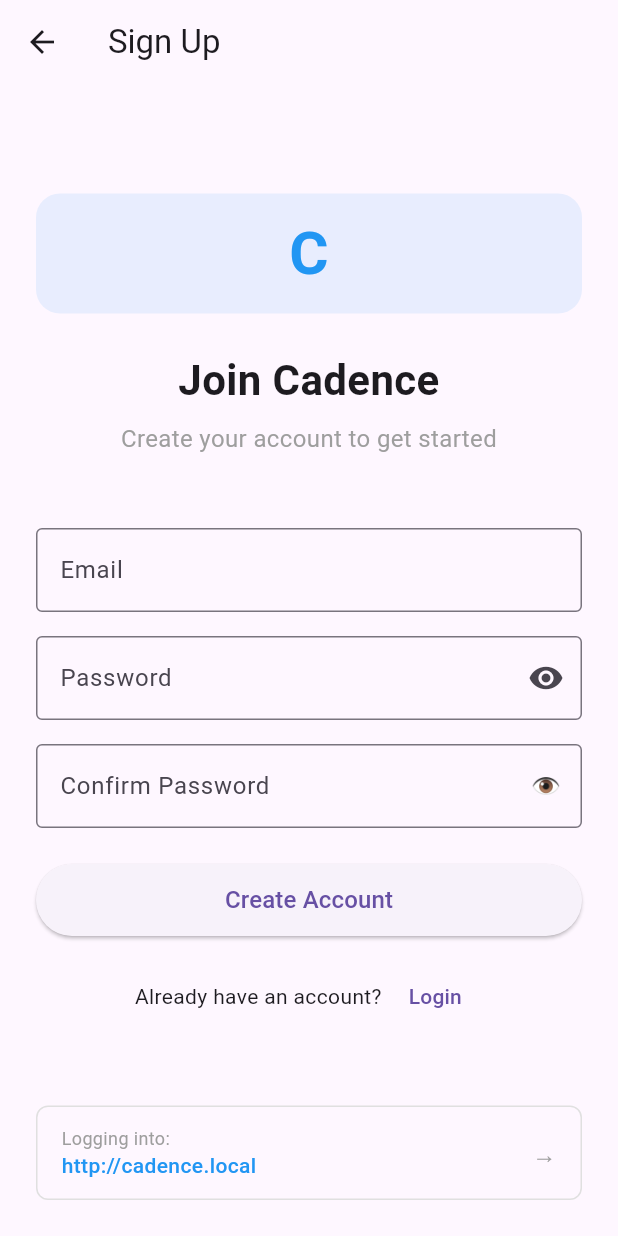
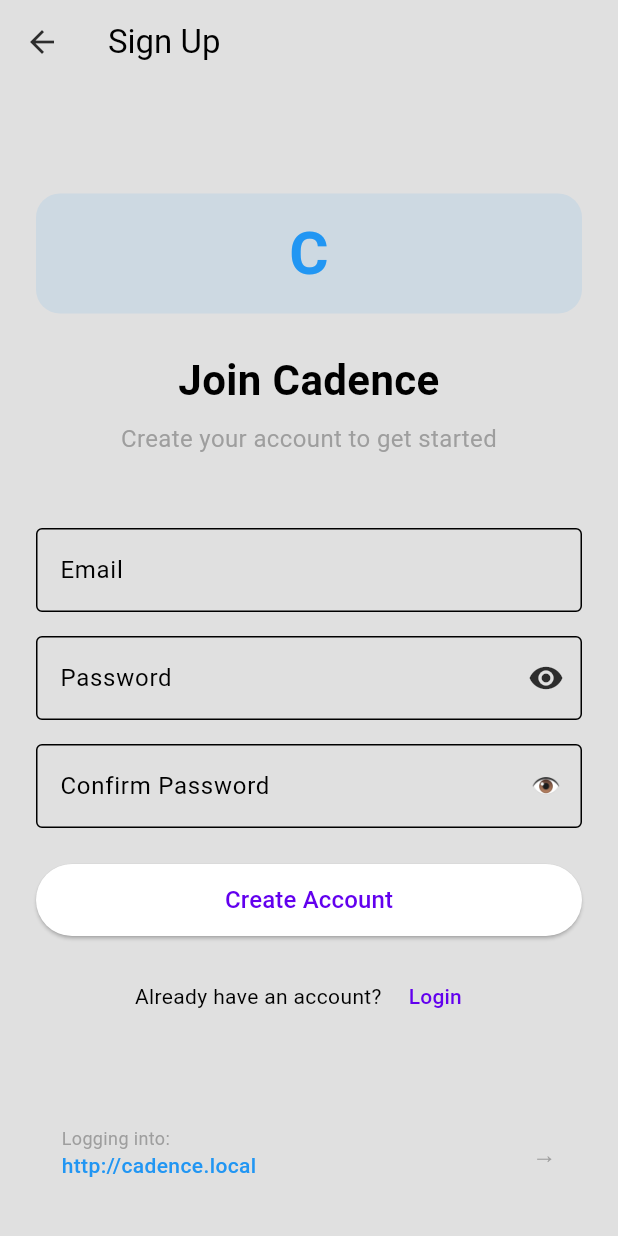
Before and after one commit to Anish-Chanda/cadent, a Flutter app: the screen it shows after launch, after a tap on "Sign up", on a phone screen of 412 x 824 dp. Run offline on Flutter 3.47's test engine with Material 3 defaults, Android fonts, the phone set to English and light mode, and no system bars; our stand-ins replace cookie_jar, dio, dio_cookie_manager, shared_preferences; network calls fail.

Commit message:
Added theme files

```diff
--- a/app/lib/main.dart
+++ b/app/lib/main.dart
@@ -2,17 +2,20 @@ import 'package:flutter/material.dart';
 import 'package:provider/provider.dart';
 
 import './providers/auth_provider.dart';
+import './providers/theme_provider.dart';
 import './router.dart';
+import './utils/app_theme.dart';
 
 void main() async {
   WidgetsFlutterBinding.ensureInitialized();
 
   // initialize auth provider
-   final authProvider = await AuthProvider.initialize();
+  final authProvider = await AuthProvider.initialize();
 
   runApp(MultiProvider(providers: [
-    ChangeNotifierProvider<AuthProvider>.value(value: authProvider)
-  ], child: CadenceApp()));
+    ChangeNotifierProvider<AuthProvider>.value(value: authProvider),
+    ChangeNotifierProvider(create: (_) => ThemeProvider(AppTheme.lightTheme)),
+  ], child: const CadenceApp()));
 }
 
 class CadenceApp extends StatelessWidget {
@@ -20,13 +23,15 @@ class CadenceApp extends StatelessWidget {
 
   @override
   Widget build(BuildContext context) {
-    return MaterialApp(
-      title: 'Cadence',
-      debugShowCheckedModeBanner: false,
-      // theme: CadenceTheme.light,
-      // darkTheme: CadenceTheme.dark,
-      themeMode: ThemeMode.system,
-      home: const AppNavigator(),
+    return Consumer<ThemeProvider>(
+      builder: (context, themeProvider, child) {
+        return MaterialApp(
+          title: 'Cadence',
+          debugShowCheckedModeBanner: false,
+          theme: themeProvider.getTheme(),
+          home: const AppNavigator(),
+        );
+      },
     );
   }
 }
--- /dev/null
+++ b/app/lib/providers/theme_provider.dart
@@ -0,0 +1,14 @@
+import 'package:flutter/material.dart';
+
+class ThemeProvider with ChangeNotifier {
+  ThemeData _themeData;
+
+  ThemeProvider(this._themeData);
+
+  getTheme() => _themeData;
+
+  setTheme(ThemeData theme) {
+    _themeData = theme;
+    notifyListeners();
+  }
+}
```
Also changed, not shown: app/lib/utils/app_theme.dart (added, +17 -0 lines).
